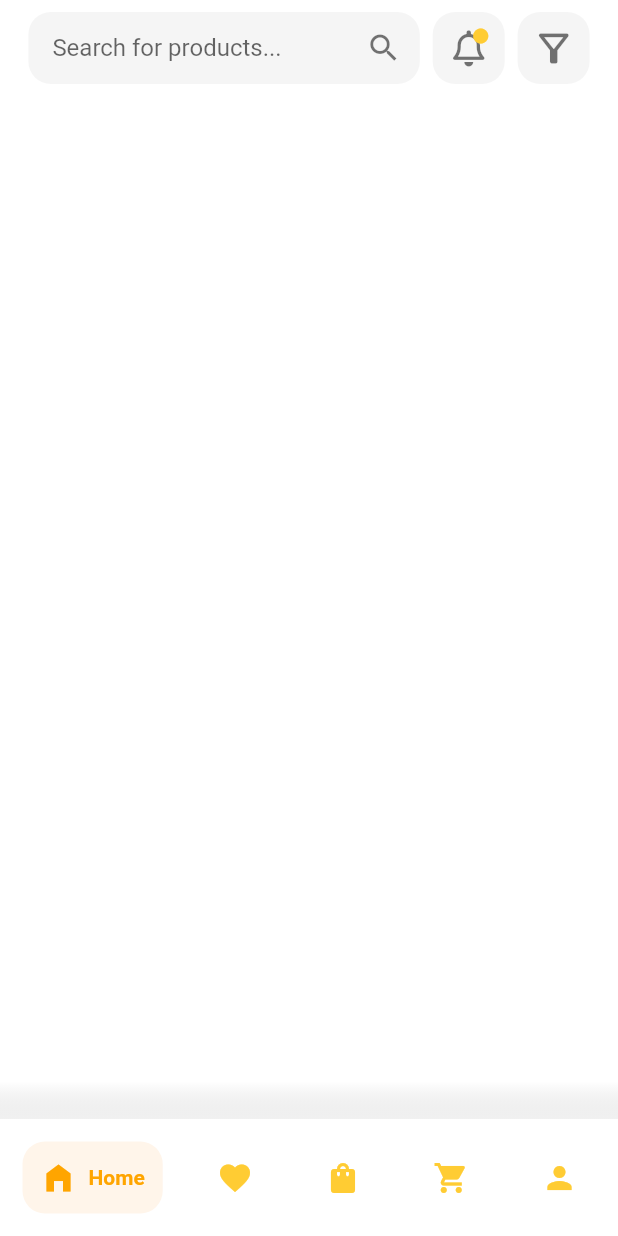
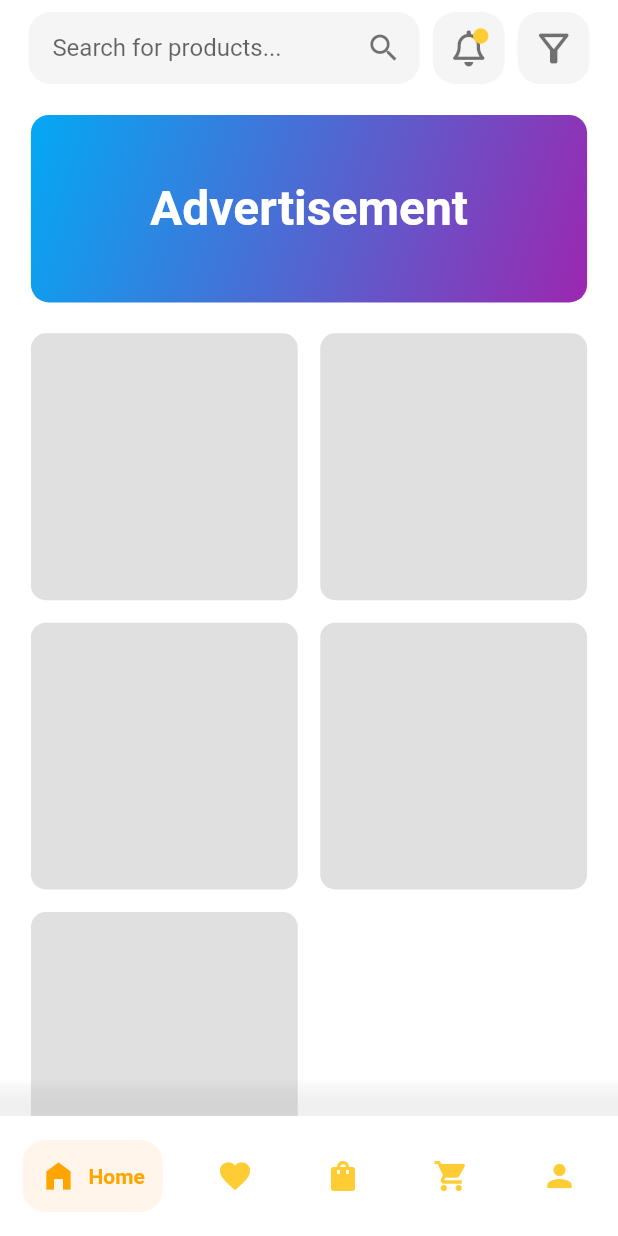
Before and after one commit to MiltonBueno/YellowEx, a Flutter app: the screen it shows after launch, on a phone screen of 412 x 824 dp. Run offline on Flutter 3.47's test engine with Material 2 defaults, Android fonts, the phone set to English and light mode, and no system bars; drawn by our look-alikes of google_nav_bar; our stand-ins replace font_awesome_flutter, rxdart, shared_preferences.

Commit message:
Commit 19:
- Creation of GridView for Home

```diff
--- a/lib/pages/forgot_password.dart
+++ b/lib/pages/forgot_password.dart
@@ -39,7 +39,7 @@ class _ForgotPasswordState extends State<ForgotPassword> {
               Align(
                 alignment: Alignment.centerLeft,
                 child: Padding(
-                    padding: EdgeInsets.only(top: size.height * 0.1, left: size.width * 0.03),
+                    padding: EdgeInsets.only(top: size.height * 0.075, left: size.width * 0.03),
                     child: IconButton(
                       icon: const Icon(
                         Icons.arrow_back,
--- a/lib/pages/forgot_password2.dart
+++ b/lib/pages/forgot_password2.dart
@@ -42,7 +42,7 @@ class _ForgotPassword2State extends State<ForgotPassword2> {
               Align(
                 alignment: Alignment.centerLeft,
                 child: Padding(
-                    padding: EdgeInsets.only(top: size.height * 0.1, left: size.width * 0.03),
+                    padding: EdgeInsets.only(top: size.height * 0.075, left: size.width * 0.03),
                     child: IconButton(
                       icon: const Icon(
                         Icons.arrow_back,
--- a/lib/pages/home.dart
+++ b/lib/pages/home.dart
@@ -1,6 +1,7 @@
 import 'package:flutter/material.dart';
 import 'package:font_awesome_flutter/font_awesome_flutter.dart';
 import 'package:google_nav_bar/google_nav_bar.dart';
+import 'package:yellow_exchange/classes/product.dart';
 
 class Home extends StatefulWidget {
   const Home({Key? key}) : super(key: key);
@@ -42,6 +43,7 @@ class _HomeState extends State<Home> {
         ],
       ),
       bottomNavigationBar: Container(
+        height: 80,
         color: const Color(0xFFFFFFFF),
         child: Padding(
           padding: const EdgeInsets.symmetric(horizontal: 15, vertical: 15),
@@ -97,6 +99,7 @@ class _HomeState extends State<Home> {
             // alignment: Alignment.center,
             children: [
               SizedBox(
+                height: size.height - 80,
                 width: size.width,
                 child: SingleChildScrollView(
                   child: Column(
@@ -172,7 +175,55 @@ class _HomeState extends State<Home> {
                           ],
                         ),
                       ),
-                      // Text("Home", style: TextStyle(fontSize: 30),),
+                      Padding(
+                        padding: EdgeInsets.symmetric(horizontal: size.width * 0.05, vertical: size.height * 0.025),
+                        child: Container(
+                          height: 125,
+                          decoration: BoxDecoration(
+                            gradient: LinearGradient(
+                              colors: [Colors.lightBlue.shade500, Colors.purple.shade500],
+                              begin: Alignment.topLeft,
+                              end: Alignment.bottomRight,
+                            ),
+                            borderRadius: BorderRadius.circular(12)
+                          ),
+                          child: const Center(
+                            child: Text(
+                              'Advertisement',
+                              style: TextStyle(
+                                fontSize: 32,
+                                fontWeight: FontWeight.bold,
+                                color: Colors.white,
+                              ),
+                            ),
+                          ),
+                        ),
+                      ),
+                      Padding(
+                        padding: EdgeInsets.symmetric(horizontal: size.width * 0.05),
+                        child: GridView.builder(
+                          padding: EdgeInsets.zero,
+                          gridDelegate: const SliverGridDelegateWithFixedCrossAxisCount(
+                            crossAxisCount: 2,
+                            crossAxisSpacing: 15.0,
+                            mainAxisSpacing: 15.0,
+                          ),
+                          physics: const NeverScrollableScrollPhysics(),
+                          shrinkWrap: true,
+                          itemCount: 5,
+                          itemBuilder: (BuildContext context, int index) {
+                            return Container(
+                              decoration: BoxDecoration(
+                                color: Colors.grey[300],
+                                borderRadius: BorderRadius.circular(10.0),
+                              ),
+                              width: 150.0,
+                              height: 150.0,
+                            );
+                          },
+                        ),
+                      ),
+
                     ],
                   ),
                 ),
--- a/lib/pages/login.dart
+++ b/lib/pages/login.dart
@@ -1,7 +1,9 @@
 import 'package:flutter/material.dart';
 import 'package:yellow_exchange/bloc/login_bloc.dart';
+import 'package:yellow_exchange/classes/category.dart';
 
 import '../classes/custom_input_decoration.dart';
+import '../classes/product.dart';
 
 class Login extends StatefulWidget {
   const Login({Key? key}) : super(key: key);
@@ -46,7 +48,7 @@ class _LoginState extends State<Login> {
           child: Column(
             children: [
               Padding(
-                padding: EdgeInsets.only(left: size.width * 0.25, right: size.width * 0.25, top: size.height * 0.25),
+                padding: EdgeInsets.only(left: size.width * 0.25, right: size.width * 0.25, top: size.height * 0.2),
                 child: Image.asset("assets/logo_simplificada.png", ),
                 // child: Image.asset("assets/logo_extensa_A.png", ),
               ),
@@ -195,7 +197,7 @@ class _LoginState extends State<Login> {
                 }
               ),
               Padding(
-                padding: EdgeInsets.only(top: size.height * 0.025),
+                padding: EdgeInsets.only(top: size.height * 0.015),
                 child: TextButton(
                   onPressed: () {
                     loginBloc.goToSignUpPage(context);
--- a/lib/pages/signup.dart
+++ b/lib/pages/signup.dart
@@ -40,7 +40,7 @@ class _SignUpState extends State<SignUp> {
               Align(
                 alignment: Alignment.centerLeft,
                 child: Padding(
-                  padding: EdgeInsets.only(top: size.height * 0.1, left: size.width * 0.03, bottom: size.height * 0.015),
+                  padding: EdgeInsets.only(top: size.height * 0.075, left: size.width * 0.03, bottom: size.height * 0.005),
                   child: IconButton(
                     icon: const Icon(
                       Icons.arrow_back,
@@ -58,7 +58,7 @@ class _SignUpState extends State<SignUp> {
                 child: Image.asset("assets/logo_extensa_A.png", ),
               ),
               Padding(
-                padding: EdgeInsets.only(left: size.width * 0.15, right: size.width * 0.15, top: size.height * 0.055),
+                padding: EdgeInsets.only(left: size.width * 0.15, right: size.width * 0.15, top: size.height * 0.045),
                 child: const Text(
                   "Create your account",
                   style: TextStyle(
```
Also changed, not shown: lib/classes/category.dart (added, +10 -0 lines), lib/classes/product.dart (added, +13 -0 lines). Lines whose indentation alone changed are shown as unchanged.
